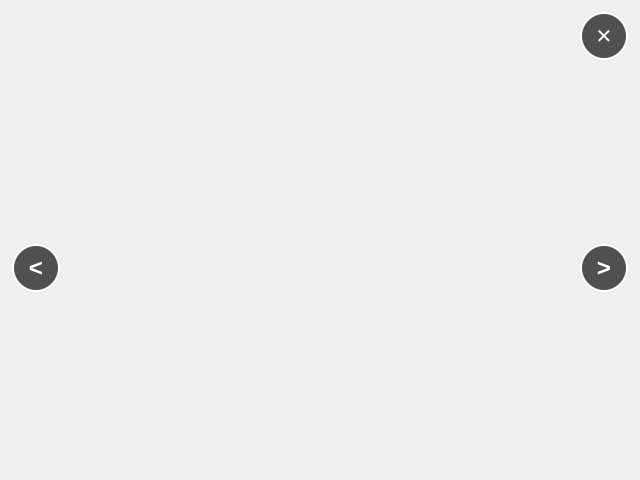
Above: launcher/modManager/imageviewer_moc.ui from GeorgeK1ng/vcmi before the change. Below: the same form after it.
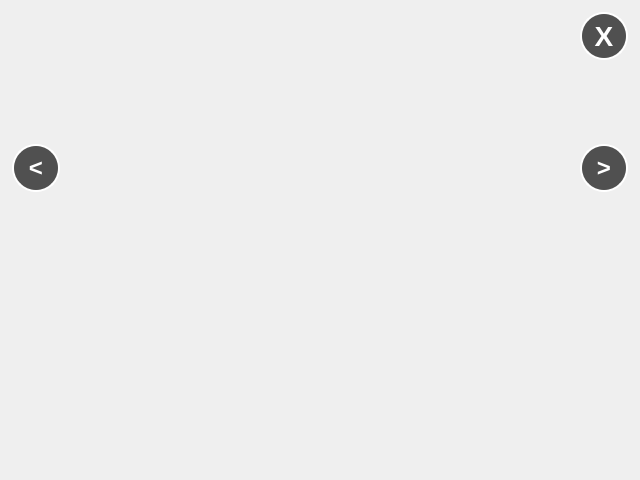
That is the form after the change.

Commit message: Center mobile viewer content and simplify close button glyph

What changed in the file:
```diff
--- a/launcher/modManager/imageviewer_moc.ui
+++ b/launcher/modManager/imageviewer_moc.ui
@@ -64,7 +64,7 @@
 	color: white;
 	border: 2px solid white;
 	border-radius: 24px;
-	font-size: 20px;
+	font-size: 28px;
 	font-weight: bold;
 }
 QPushButton:hover {
@@ -75,7 +75,7 @@
 }</string>
      </property>
      <property name="text">
-      <string>✕</string>
+      <string>X</string>
      </property>
     </widget>
    </item>
@@ -174,6 +174,19 @@
      </property>
     </widget>
    </item>
+   <item row="2" column="0" colspan="3">
+    <spacer name="verticalSpacerBottom">
+     <property name="orientation">
+      <enum>Qt::Vertical</enum>
+     </property>
+     <property name="sizeHint" stdset="0">
+      <size>
+       <width>20</width>
+       <height>48</height>
+      </size>
+     </property>
+    </spacer>
+   </item>
   </layout>
  </widget>
  <resources/>
```
Left out of the diff: 3 changed lines with no effect on the pictures.
